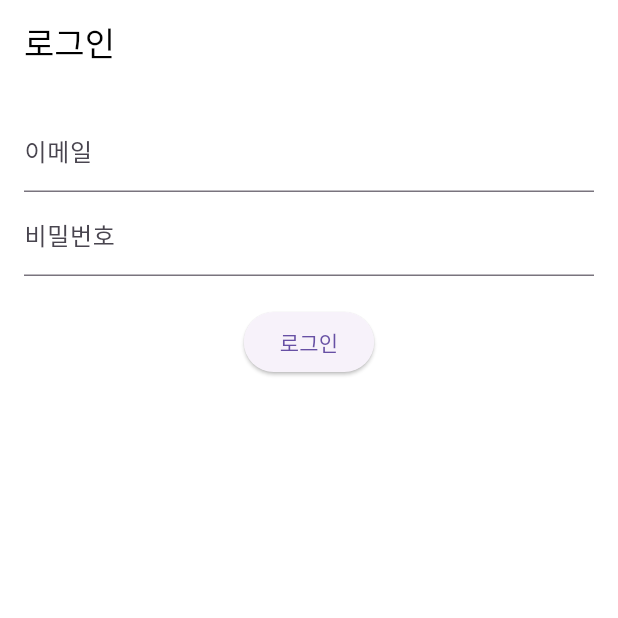
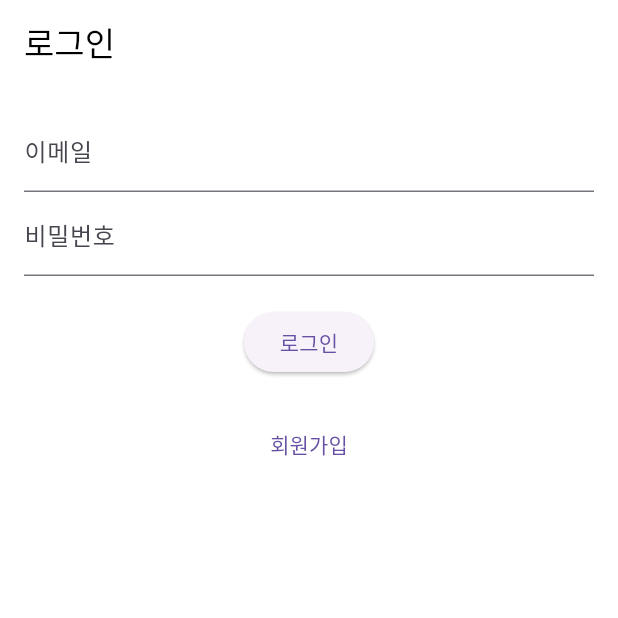
Before and after one commit to hwacho9/running_mate, a Flutter app: the screen it shows after launch, after a tap on "로그인", on a phone screen of 412 x 824 dp, the top half of it. Run offline on Flutter 3.47's test engine with Material 3 defaults, Android fonts, the phone set to English and light mode, and no system bars; our stand-ins replace firebase_auth, firebase_core, flutter_map, geolocator, latlong2, shared_preferences; accounts and stored records are empty; network calls fail.

Commit message:
feat:login view & sign up view

```diff
--- a/mobile/lib/screens/auth/login_view.dart
+++ b/mobile/lib/screens/auth/login_view.dart
@@ -1,5 +1,6 @@
 import 'package:flutter/material.dart';
 import 'package:provider/provider.dart';
+import 'package:running_mate/screens/auth/signup_view.dart';
 import 'package:running_mate/screens/home_view.dart';
 import 'package:running_mate/viewmodels/auth_viewmodel.dart';
 
@@ -28,6 +29,7 @@ class LoginView extends StatelessWidget {
             ElevatedButton(
               onPressed: () async {
                 final authViewModel = context.read<AuthViewModel>();
+                try {
                   await authViewModel.login(
                     emailController.text,
                     passwordController.text,
@@ -38,8 +40,23 @@ class LoginView extends StatelessWidget {
                       MaterialPageRoute(builder: (_) => HomeView()),
                     );
                   }
+                } catch (e) {
+                  ScaffoldMessenger.of(context).showSnackBar(
+                    SnackBar(content: Text("로그인 실패: ${e.toString()}")),
+                  );
+                }
               },
               child: Text("로그인"),
+            ),
+            SizedBox(height: 20),
+            TextButton(
+              onPressed: () {
+                Navigator.push(
+                  context,
+                  MaterialPageRoute(builder: (_) => SignupView()),
+                );
+              },
+              child: Text("회원가입"),
             ),
           ],
         ),
```
Also changed, not shown: mobile/lib/screens/auth/signup_view.dart (+18 -5 lines). Lines whose indentation alone changed are shown as unchanged.
